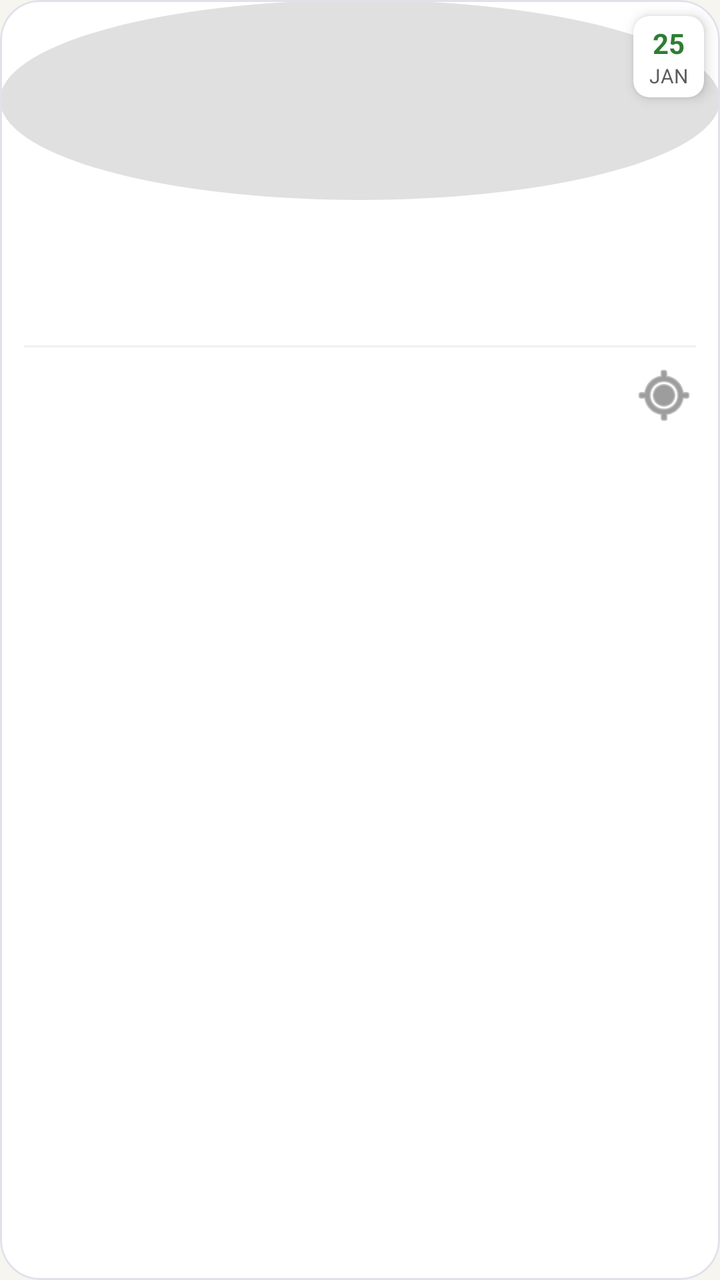
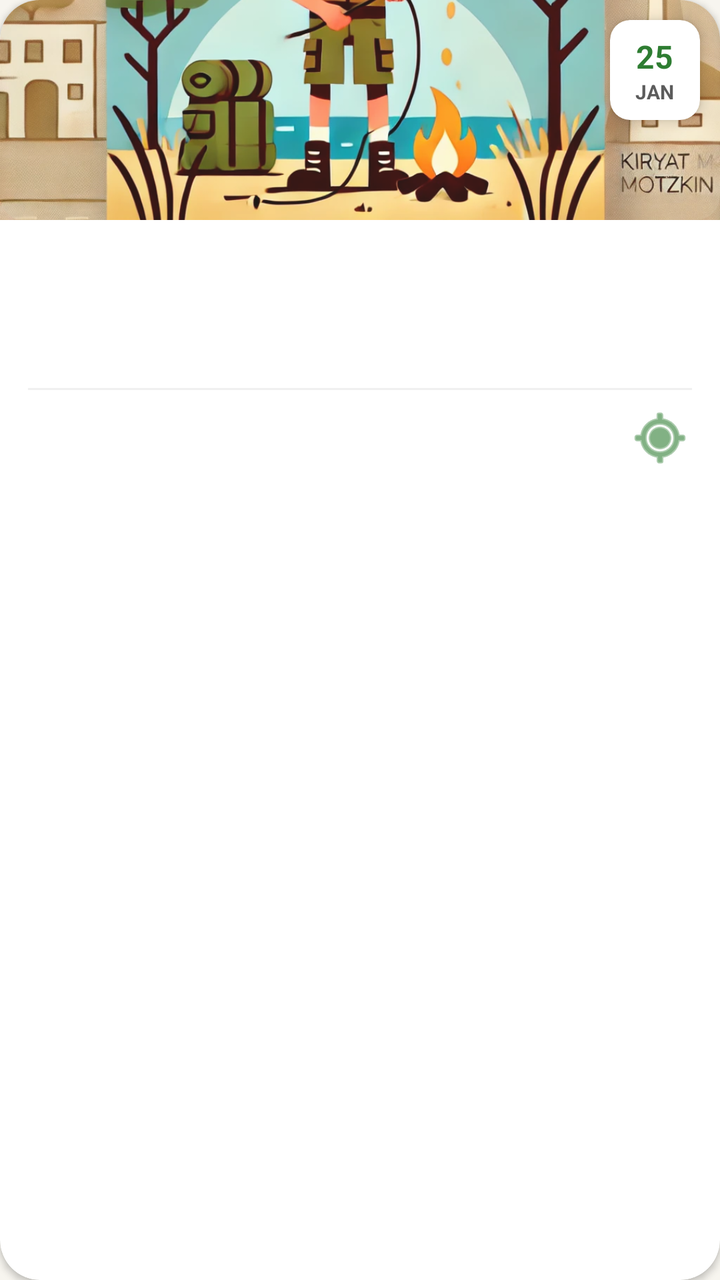

Compare the two renders of this Android layout. The source of the first and the diff that turns it into the second are given below.
<!-- AndroidManifest.xml: application theme Theme.ScoutsCentral -->
<!-- res/layout/item_activity_row.xml -->
<?xml version="1.0" encoding="utf-8"?>
<com.google.android.material.card.MaterialCardView xmlns:android="http://schemas.android.com/apk/res/android"
    xmlns:app="http://schemas.android.com/apk/res-auto"
    android:layout_width="match_parent"
    android:layout_height="wrap_content"
    android:layout_margin="8dp"
    app:cardCornerRadius="20dp"
    app:cardElevation="0dp"
    app:strokeWidth="1dp"
    app:strokeColor="#E1E2E9">

    <androidx.constraintlayout.widget.ConstraintLayout
        android:layout_width="match_parent"
        android:layout_height="wrap_content"
        android:layoutDirection="rtl">

        
        <ImageView
            android:id="@+id/activity_image"
            android:layout_width="match_parent"
            android:layout_height="100dp"
            android:scaleType="centerCrop"
            android:src="@drawable/avatar_placeholder"
            app:layout_constraintTop_toTopOf="parent" />

        
        <com.google.android.material.card.MaterialCardView
            android:layout_width="wrap_content"
            android:layout_height="wrap_content"
            android:layout_margin="8dp"
            app:cardBackgroundColor="@color/surface"
            app:cardCornerRadius="8dp"
            app:cardElevation="4dp"
            app:layout_constraintTop_toTopOf="parent"
            app:layout_constraintStart_toStartOf="parent">

            <LinearLayout
                android:layout_width="wrap_content"
                android:layout_height="wrap_content"
                android:orientation="vertical"
                android:paddingHorizontal="8dp"
                android:paddingVertical="4dp"
                android:gravity="center">

                <TextView
                    android:id="@+id/activity_date_day"
                    android:layout_width="wrap_content"
                    android:layout_height="wrap_content"
                    android:text="25"
                    android:textStyle="bold"
                    android:textSize="14sp"
                    android:textColor="@color/primary" />

                <TextView
                    android:id="@+id/activity_date_month"
                    android:layout_width="wrap_content"
                    android:layout_height="wrap_content"
                    android:text="JAN"
                    android:textSize="10sp"
                    android:textAllCaps="true"
                    android:textColor="@color/text_secondary" />
            </LinearLayout>
        </com.google.android.material.card.MaterialCardView>

        <LinearLayout
            android:layout_width="match_parent"
            android:layout_height="wrap_content"
            android:orientation="vertical"
            android:padding="12dp"
            app:layout_constraintTop_toBottomOf="@id/activity_image">

            <TextView
                android:id="@+id/activity_title"
                android:layout_width="match_parent"
                android:layout_height="wrap_content"
                android:textStyle="bold"
                android:textSize="15sp"
                android:textColor="@color/text_primary"
                android:maxLines="1"
                android:ellipsize="end" />

            <TextView
                android:id="@+id/activity_description"
                android:layout_width="match_parent"
                android:layout_height="wrap_content"
                android:textColor="@color/text_secondary"
                android:textSize="12sp"
                android:layout_marginTop="2dp"
                android:maxLines="2"
                android:ellipsize="end"
                android:minLines="2" />

            <View
                android:layout_width="match_parent"
                android:layout_height="1dp"
                android:background="#F0F0F0"
                android:layout_marginTop="8dp"
                android:layout_marginBottom="8dp" />

            <TextView
                android:id="@+id/activity_location"
                android:layout_width="match_parent"
                android:layout_height="wrap_content"
                android:textColor="@color/text_secondary"
                android:textSize="11sp"
                app:drawableStartCompat="@android:drawable/ic_menu_mylocation"
                app:drawableTint="@color/text_secondary"
                android:drawablePadding="4dp"
                android:maxLines="1"
                android:ellipsize="end" />

        </LinearLayout>
    </androidx.constraintlayout.widget.ConstraintLayout>
</com.google.android.material.card.MaterialCardView>
<!-- resources referenced by this layout -->
<resources>
  <color name="primary">#2E7D32</color>
  <color name="surface">#FFFFFF</color>
  <color name="text_primary">#1B1B1B</color>
  <color name="text_secondary">#5C5C5C</color>
  <!-- drawable avatar_placeholder (drawable) -->
  <shape xmlns:android="http://schemas.android.com/apk/res/android"
    android:shape="oval">
    <solid android:color="#E0E0E0" />
  </shape>
  <style name="Theme.ScoutsCentral" parent="Theme.MaterialComponents.DayNight.NoActionBar">
      <item name="colorPrimary">@color/primary</item>
      <item name="colorPrimaryVariant">@color/primary_variant</item>
      <item name="colorOnPrimary">@color/on_primary</item>
      <item name="colorSecondary">@color/secondary</item>
      <item name="colorOnSecondary">@color/on_secondary</item>
      <item name="android:statusBarColor">@color/primary_variant</item>
      <item name="android:windowBackground">@color/background</item>
    </style>
  <color name="primary_variant">#1B5E20</color>
  <color name="on_primary">#FFFFFF</color>
  <color name="secondary">#F9A825</color>
  <color name="on_secondary">#1B1B1B</color>
  <color name="background">#F7F5EF</color>
</resources>

<!-- the commit's change to res/layout/item_activity_row.xml (unified diff, before → after) -->
@@ -5,9 +5,8 @@
     android:layout_height="wrap_content"
     android:layout_margin="8dp"
     app:cardCornerRadius="20dp"
-    app:cardElevation="0dp"
-    app:strokeWidth="1dp"
-    app:strokeColor="#E1E2E9">
+    app:cardElevation="2dp"
+    app:strokeWidth="0dp">
 
     <androidx.constraintlayout.widget.ConstraintLayout
         android:layout_width="match_parent"
@@ -18,28 +17,34 @@
         <ImageView
             android:id="@+id/activity_image"
             android:layout_width="match_parent"
-            android:layout_height="100dp"
+            android:layout_height="110dp"
             android:scaleType="centerCrop"
-            android:src="@drawable/avatar_placeholder"
+            android:src="@drawable/scouts"
+            app:layout_constraintTop_toTopOf="parent" />
+
+        
+        <View
+            android:layout_width="match_parent"
+            android:layout_height="110dp"
+            android:background="@drawable/activity_placeholder"
+            android:alpha="0.1"
             app:layout_constraintTop_toTopOf="parent" />
 
         
         <com.google.android.material.card.MaterialCardView
-            android:layout_width="wrap_content"
-            android:layout_height="wrap_content"
-            android:layout_margin="8dp"
+            android:layout_width="45dp"
+            android:layout_height="50dp"
+            android:layout_margin="10dp"
             app:cardBackgroundColor="@color/surface"
-            app:cardCornerRadius="8dp"
+            app:cardCornerRadius="10dp"
             app:cardElevation="4dp"
             app:layout_constraintTop_toTopOf="parent"
             app:layout_constraintStart_toStartOf="parent">
 
             <LinearLayout
-                android:layout_width="wrap_content"
-                android:layout_height="wrap_content"
+                android:layout_width="match_parent"
+                android:layout_height="match_parent"
                 android:orientation="vertical"
-                android:paddingHorizontal="8dp"
-                android:paddingVertical="4dp"
                 android:gravity="center">
 
                 <TextView
@@ -48,7 +53,7 @@
                     android:layout_height="wrap_content"
                     android:text="25"
                     android:textStyle="bold"
-                    android:textSize="14sp"
+                    android:textSize="16sp"
                     android:textColor="@color/primary" />
 
                 <TextView
@@ -57,6 +62,7 @@
                     android:layout_height="wrap_content"
                     android:text="JAN"
                     android:textSize="10sp"
+                    android:textStyle="bold"
                     android:textAllCaps="true"
                     android:textColor="@color/text_secondary" />
             </LinearLayout>
@@ -66,7 +72,7 @@
             android:layout_width="match_parent"
             android:layout_height="wrap_content"
             android:orientation="vertical"
-            android:padding="12dp"
+            android:padding="14dp"
             app:layout_constraintTop_toBottomOf="@id/activity_image">
 
             <TextView
@@ -74,7 +80,7 @@
                 android:layout_width="match_parent"
                 android:layout_height="wrap_content"
                 android:textStyle="bold"
-                android:textSize="15sp"
+                android:textSize="16sp"
                 android:textColor="@color/text_primary"
                 android:maxLines="1"
                 android:ellipsize="end" />
@@ -85,16 +91,17 @@
                 android:layout_height="wrap_content"
                 android:textColor="@color/text_secondary"
                 android:textSize="12sp"
-                android:layout_marginTop="2dp"
+                android:layout_marginTop="4dp"
                 android:maxLines="2"
                 android:ellipsize="end"
-                android:minLines="2" />
+                android:minLines="2"
+                android:lineSpacingExtra="2dp" />
 
             <View
                 android:layout_width="match_parent"
                 android:layout_height="1dp"
                 android:background="#F0F0F0"
-                android:layout_marginTop="8dp"
+                android:layout_marginTop="12dp"
                 android:layout_marginBottom="8dp" />
 
             <TextView
@@ -104,8 +111,8 @@
                 android:textColor="@color/text_secondary"
                 android:textSize="11sp"
                 app:drawableStartCompat="@android:drawable/ic_menu_mylocation"
-                app:drawableTint="@color/text_secondary"
-                android:drawablePadding="4dp"
+                app:drawableTint="@color/primary"
+                android:drawablePadding="6dp"
                 android:maxLines="1"
                 android:ellipsize="end" />
 
<!-- resource entries referenced after the edit -->
@@ -4,11 +4,15 @@
   <color name="surface">#FFFFFF</color>
   <color name="text_primary">#1B1B1B</color>
   <color name="text_secondary">#5C5C5C</color>
-  <!-- drawable avatar_placeholder (drawable) -->
-  <shape xmlns:android="http://schemas.android.com/apk/res/android"
-    android:shape="oval">
-    <solid android:color="#E0E0E0" />
+  <!-- drawable activity_placeholder (drawable) -->
+  <shape xmlns:android="http://schemas.android.com/apk/res/android">
+    <gradient
+      android:angle="45"
+      android:startColor="#C8E6C9"
+      android:endColor="#FFFDE7" />
+    <corners android:radius="12dp" />
   </shape>
+  <!-- drawable scouts: webp bitmap (drawable, 271088 bytes) -->
   <style name="Theme.ScoutsCentral" parent="Theme.MaterialComponents.DayNight.NoActionBar">
       <item name="colorPrimary">@color/primary</item>
       <item name="colorPrimaryVariant">@color/primary_variant</item>
